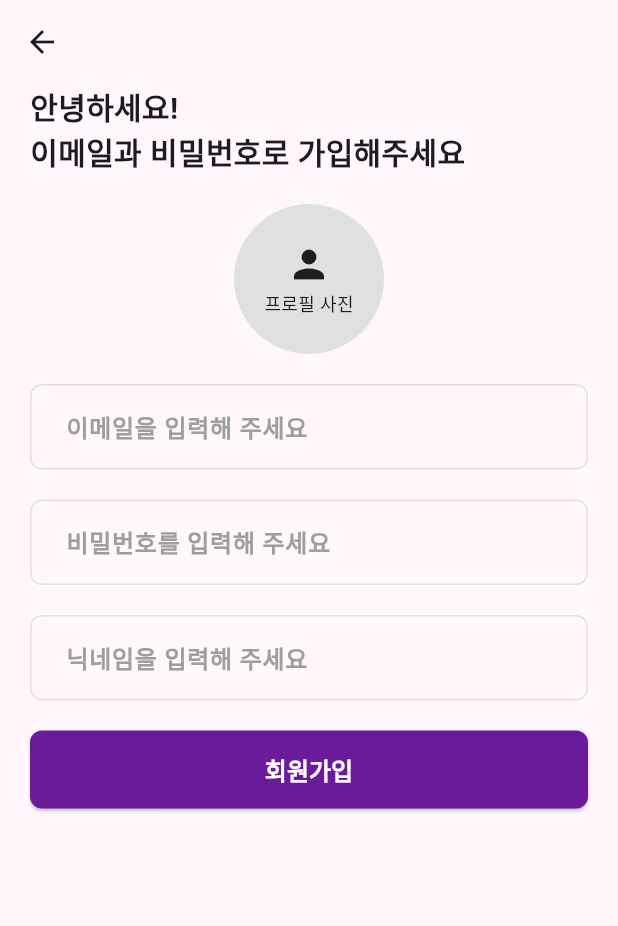
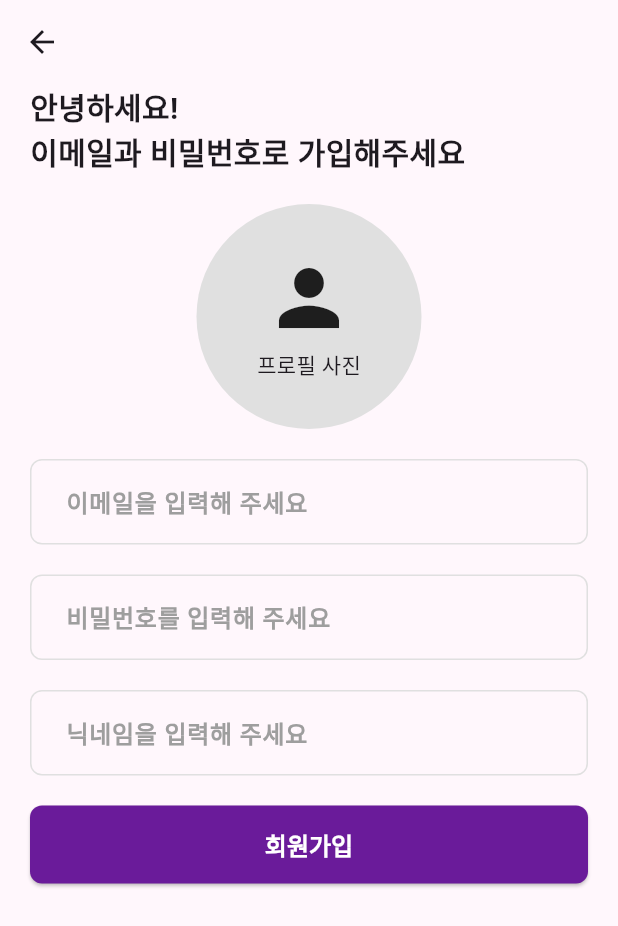
Before and after one commit to oosuhada/flutter_nomad_market_v1.1, a Flutter app: the JoinPage screen opened directly with empty values, on a phone screen of 412 x 824 dp. Shown: the top 926 px of the screen. Run offline on Flutter 3.47's test engine with Material 3 defaults, Android fonts, the phone set to English and light mode, and no system bars; our stand-ins replace dio, flutter_riverpod, geolocator, image_picker; missing offline and left inert: stomp_dart_client.

Commit message:
edit profile UI in join_page

```diff
--- a/lib/ui/pages/join/join_page.dart
+++ b/lib/ui/pages/join/join_page.dart
@@ -112,8 +112,8 @@ class _JoinPageState extends ConsumerState<JoinPage> {
                 onTap: onImageUpload,
                 child: Align(
                   child: Container(
-                    width: 100,
-                    height: 100,
+                    width: 150,
+                    height: 150,
                     decoration: BoxDecoration(
                       color: Colors.grey[300],
                       shape: BoxShape.circle,
@@ -131,13 +131,13 @@ class _JoinPageState extends ConsumerState<JoinPage> {
                             children: [
                               Icon(
                                 Icons.person,
-                                size: 30,
+                                size: 60,
                               ),
-                              SizedBox(height: 2),
+                              SizedBox(height: 4),
                               Text(
                                 '프로필 사진',
                                 style: TextStyle(
-                                  fontSize: 12,
+                                  fontSize: 14,
                                 ),
                               ),
                             ],
--- a/lib/ui/pages/welcome/welcome_page.dart
+++ b/lib/ui/pages/welcome/welcome_page.dart
@@ -21,7 +21,7 @@ class WelcomePage extends StatelessWidget {
                 Text(
                   '내 손안의 글로벌 커머스',
                   style: TextStyle(
-                    fontSize: 24,
+                    fontSize: 22,
                     fontWeight: FontWeight.bold,
                   ),
                 ),
```
